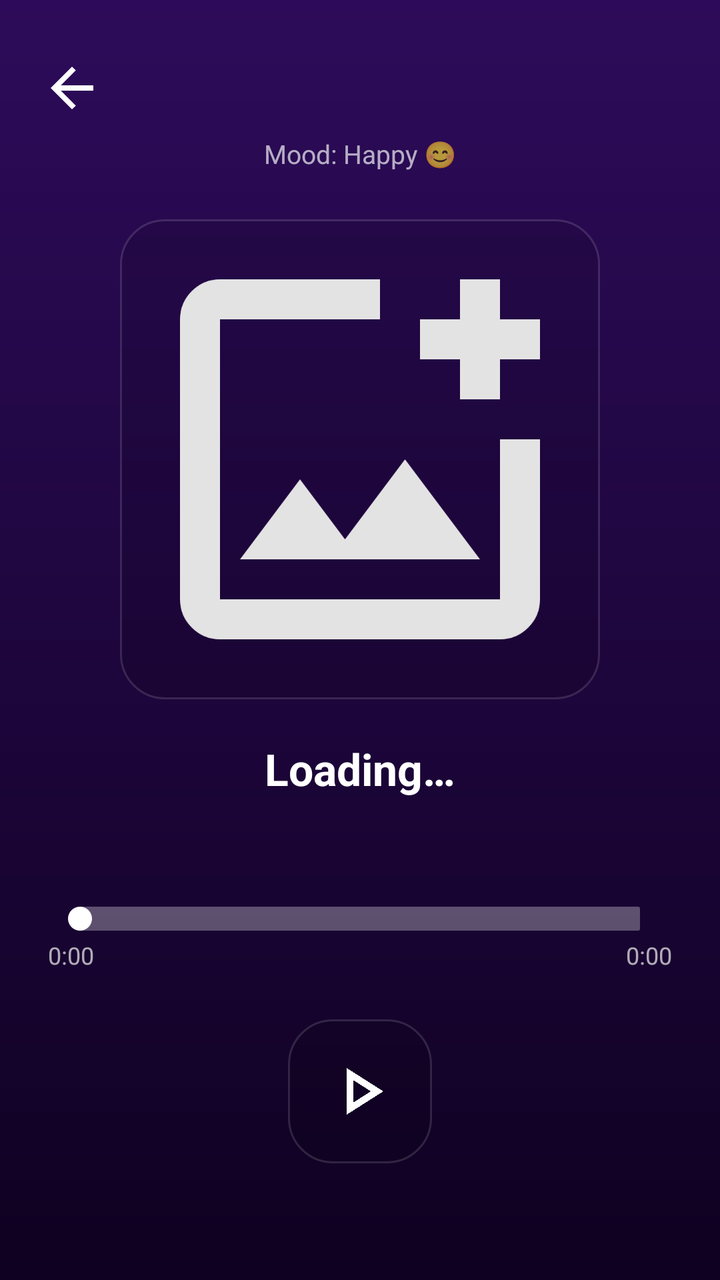
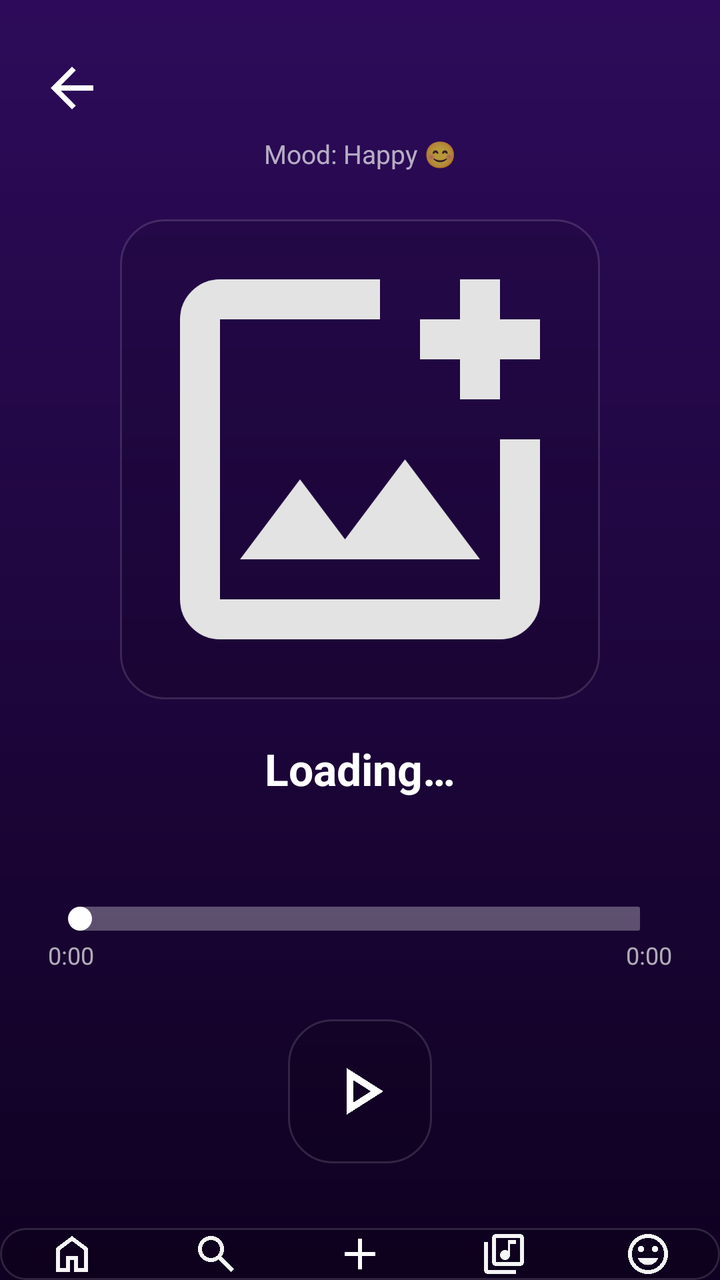

Screens rendered from an Android XML layout before and after an edit, with the pre-edit source and the edit as a unified diff.
<!-- AndroidManifest.xml: application theme Theme.Tuneify_Final_Project -->
<!-- res/layout/activity_mood_single_song.xml -->
<?xml version="1.0" encoding="utf-8"?>
<androidx.constraintlayout.widget.ConstraintLayout
    xmlns:android="http://schemas.android.com/apk/res/android"
    xmlns:app="http://schemas.android.com/apk/res-auto"
    android:layout_width="match_parent"
    android:layout_height="match_parent"
    android:background="@drawable/bg_main_gradient">

    
    <ImageView
        android:id="@+id/btn_mood_back"
        android:layout_width="32dp"
        android:layout_height="32dp"
        android:layout_marginStart="20dp"
        android:layout_marginTop="28dp"
        android:src="@drawable/back_icon"
        app:layout_constraintTop_toTopOf="parent"
        app:layout_constraintStart_toStartOf="parent"
        app:tint="#FFFFFF" />

    
    <TextView
        android:id="@+id/tv_mood_tag"
        android:layout_width="wrap_content"
        android:layout_height="wrap_content"
        android:text="Mood: Happy 😊"
        android:textColor="#AAFFFFFF"
        android:textSize="13sp"
        android:layout_marginTop="8dp"
        app:layout_constraintTop_toBottomOf="@id/btn_mood_back"
        app:layout_constraintStart_toStartOf="parent"
        app:layout_constraintEnd_toEndOf="parent"/>

    
    <ImageView
        android:id="@+id/iv_mood_cover"
        android:layout_width="240dp"
        android:layout_height="240dp"
        android:layout_marginTop="24dp"
        android:scaleType="centerCrop"
        android:src="@drawable/add_playlist_cover"
        android:background="@drawable/glass_card"
        app:layout_constraintTop_toBottomOf="@id/tv_mood_tag"
        app:layout_constraintStart_toStartOf="parent"
        app:layout_constraintEnd_toEndOf="parent"/>

    
    <TextView
        android:id="@+id/tv_mood_song_title"
        android:layout_width="0dp"
        android:layout_height="wrap_content"
        android:text="Loading…"
        android:textColor="#FFFFFF"
        android:textSize="22sp"
        android:textStyle="bold"
        android:gravity="center"
        android:maxLines="1"
        android:ellipsize="end"
        android:layout_marginTop="20dp"
        android:layout_marginHorizontal="24dp"
        app:layout_constraintTop_toBottomOf="@id/iv_mood_cover"
        app:layout_constraintStart_toStartOf="parent"
        app:layout_constraintEnd_toEndOf="parent"/>

    
    <TextView
        android:id="@+id/tv_mood_song_artist"
        android:layout_width="0dp"
        android:layout_height="wrap_content"
        android:textColor="#AAFFFFFF"
        android:textSize="15sp"
        android:gravity="center"
        android:layout_marginTop="6dp"
        android:layout_marginHorizontal="24dp"
        app:layout_constraintTop_toBottomOf="@id/tv_mood_song_title"
        app:layout_constraintStart_toStartOf="parent"
        app:layout_constraintEnd_toEndOf="parent"/>

    
    <SeekBar
        android:id="@+id/seek_bar_mood"
        android:layout_width="0dp"
        android:layout_height="wrap_content"
        android:layout_marginHorizontal="24dp"
        android:layout_marginTop="28dp"
        android:progressDrawable="@drawable/seekbar_progress"
        android:thumb="@drawable/seekbar_thumb"
        android:splitTrack="false"
        app:layout_constraintTop_toBottomOf="@id/tv_mood_song_artist"
        app:layout_constraintStart_toStartOf="parent"
        app:layout_constraintEnd_toEndOf="parent"/>

    
    <TextView
        android:id="@+id/tv_mood_elapsed"
        android:layout_width="wrap_content"
        android:layout_height="wrap_content"
        android:text="0:00"
        android:textColor="#AAFFFFFF"
        android:textSize="12sp"
        android:layout_marginStart="24dp"
        android:layout_marginTop="4dp"
        app:layout_constraintTop_toBottomOf="@id/seek_bar_mood"
        app:layout_constraintStart_toStartOf="parent"/>

    <TextView
        android:id="@+id/tv_mood_duration"
        android:layout_width="wrap_content"
        android:layout_height="wrap_content"
        android:text="0:00"
        android:textColor="#AAFFFFFF"
        android:textSize="12sp"
        android:layout_marginEnd="24dp"
        android:layout_marginTop="4dp"
        app:layout_constraintTop_toBottomOf="@id/seek_bar_mood"
        app:layout_constraintEnd_toEndOf="parent"/>

    
    <ImageView
        android:id="@+id/btn_mood_play"
        android:layout_width="72dp"
        android:layout_height="72dp"
        android:layout_marginTop="24dp"
        android:src="@drawable/play_icon"
        android:background="@drawable/glass_card"
        android:padding="16dp"
        app:layout_constraintTop_toBottomOf="@id/tv_mood_elapsed"
        app:layout_constraintStart_toStartOf="parent"
        app:layout_constraintEnd_toEndOf="parent"
        app:tint="#FFFFFF" />

</androidx.constraintlayout.widget.ConstraintLayout>
<!-- resources referenced by this layout -->
<resources>
  <!-- drawable bg_main_gradient (drawable) -->
  <?xml version="1.0" encoding="utf-8"?>
  <shape xmlns:android="http://schemas.android.com/apk/res/android"
      android:shape="rectangle">
      <gradient
          android:startColor="#2D0B5A"
          android:endColor="#0F0121"
          android:angle="270" />
  </shape>
  <!-- drawable seekbar_thumb (drawable) -->
  <shape xmlns:android="http://schemas.android.com/apk/res/android"
      android:shape="oval">
      <solid android:color="#FFFFFF" />
      <size
          android:width="12dp"
          android:height="12dp" />
  </shape>
  <style name="Theme.Tuneify_Final_Project" parent="Base.Theme.Tuneify_Final_Project" />
  <style name="Base.Theme.Tuneify_Final_Project" parent="Theme.Material3.DayNight.NoActionBar">
          
          
      </style>
  <!-- unchanged entries left out for length: 5 -->
</resources>

<!-- the commit's change to res/layout/activity_mood_single_song.xml (unified diff, before → after) -->
@@ -129,4 +129,70 @@
         app:layout_constraintEnd_toEndOf="parent"
         app:tint="#FFFFFF" />
 
+    <include
+        android:id="@+id/bottom_nav_container"
+        layout="@layout/layout_bottom_nav"
+        android:layout_width="0dp"
+        android:layout_height="wrap_content"
+        app:layout_constraintBottom_toBottomOf="parent"
+        app:layout_constraintStart_toStartOf="parent"
+        app:layout_constraintEnd_toEndOf="parent" />
+
 </androidx.constraintlayout.widget.ConstraintLayout>
+<!-- res/layout/layout_bottom_nav.xml (included above) -->
+<?xml version="1.0" encoding="utf-8"?>
+<LinearLayout xmlns:android="http://schemas.android.com/apk/res/android"
+    xmlns:app="http://schemas.android.com/apk/res-auto"
+    android:id="@+id/bottom_nav_container"
+    android:layout_width="match_parent"
+    android:layout_height="64dp"
+    android:layout_marginStart="20dp"
+    android:layout_marginEnd="20dp"
+    android:layout_marginBottom="18dp"
+    android:background="@drawable/glass_card"
+    android:orientation="horizontal"
+    android:weightSum="5"
+    android:gravity="center"
+    android:elevation="8dp">
+
+    <ImageView
+        android:id="@+id/nav_home"
+        android:layout_width="0dp"
+        android:layout_height="24dp"
+        android:layout_weight="1"
+        android:src="@drawable/home_icon"
+        app:tint="#B3FFFFFF"/>
+
+    <ImageView
+        android:id="@+id/nav_search"
+        android:layout_width="0dp"
+        android:layout_height="24dp"
+        android:layout_weight="1"
+        android:src="@drawable/search_icon"
+        app:tint="#B3FFFFFF"/>
+
+    <ImageView
+        android:id="@+id/nav_create"
+        android:layout_width="0dp"
+        android:layout_height="26dp"
+        android:layout_weight="1"
+        android:src="@drawable/add_icon"
+        app:tint="#FFFFFF"/>
+
+    <ImageView
+        android:id="@+id/nav_library"
+        android:layout_width="0dp"
+        android:layout_height="24dp"
+        android:layout_weight="1"
+        android:src="@drawable/library_icon"
+        app:tint="#B3FFFFFF"/>
+
+    <ImageView
+        android:id="@+id/nav_mood"
+        android:layout_width="0dp"
+        android:layout_height="24dp"
+        android:layout_weight="1"
+        android:src="@drawable/mood_icon"
+        app:tint="#B3FFFFFF"/>
+
+</LinearLayout>
<!-- resource entries referenced after the edit -->
@@ -1,5 +1,15 @@
 <!-- resources referenced by this layout -->
 <resources>
+  <!-- drawable add_icon (drawable) -->
+  <vector xmlns:android="http://schemas.android.com/apk/res/android"
+      android:width="24dp"
+      android:height="24dp"
+      android:viewportWidth="960"
+      android:viewportHeight="960">
+    <path
+        android:pathData="M440,520L200,520v-80h240v-240h80v240h240v80L520,520v240h-80v-240Z"
+        android:fillColor="#e3e3e3"/>
+  </vector>
   <!-- drawable bg_main_gradient (drawable) -->
   <?xml version="1.0" encoding="utf-8"?>
   <shape xmlns:android="http://schemas.android.com/apk/res/android"
@@ -9,6 +19,46 @@
           android:endColor="#0F0121"
           android:angle="270" />
   </shape>
+  <!-- drawable home_icon (drawable) -->
+  <vector xmlns:android="http://schemas.android.com/apk/res/android"
+      android:width="24dp"
+      android:height="24dp"
+      android:viewportWidth="960"
+      android:viewportHeight="960">
+    <path
+        android:pathData="M240,760h120v-240h240v240h120v-360L480,220 240,400v360ZM160,840v-480l320,-240 320,240v480L520,840v-240h-80v240L160,840ZM480,490Z"
+        android:fillColor="#e3e3e3"/>
+  </vector>
+  <!-- drawable library_icon (drawable) -->
+  <vector xmlns:android="http://schemas.android.com/apk/res/android"
+      android:width="24dp"
+      android:height="24dp"
+      android:viewportWidth="960"
+      android:viewportHeight="960">
+    <path
+        android:pathData="M500,600q42,0 71,-29t29,-71v-220h120v-80L560,200v220q-13,-10 -28,-15t-32,-5q-42,0 -71,29t-29,71q0,42 29,71t71,29ZM320,720q-33,0 -56.5,-23.5T240,640v-480q0,-33 23.5,-56.5T320,80h480q33,0 56.5,23.5T880,160v480q0,33 -23.5,56.5T800,720L320,720ZM320,640h480v-480L320,160v480ZM160,880q-33,0 -56.5,-23.5T80,800v-560h80v560h560v80L160,880ZM320,160v480,-480Z"
+        android:fillColor="#e3e3e3"/>
+  </vector>
+  <!-- drawable mood_icon (drawable) -->
+  <vector xmlns:android="http://schemas.android.com/apk/res/android"
+      android:width="24dp"
+      android:height="24dp"
+      android:viewportWidth="960"
+      android:viewportHeight="960">
+    <path
+        android:pathData="M620,440q25,0 42.5,-17.5T680,380q0,-25 -17.5,-42.5T620,320q-25,0 -42.5,17.5T560,380q0,25 17.5,42.5T620,440ZM340,440q25,0 42.5,-17.5T400,380q0,-25 -17.5,-42.5T340,320q-25,0 -42.5,17.5T280,380q0,25 17.5,42.5T340,440ZM603.5,661.5Q659,623 684,560L276,560q25,63 80.5,101.5T480,700q68,0 123.5,-38.5ZM324,848.5Q251,817 197,763t-85.5,-127Q80,563 80,480t31.5,-156Q143,251 197,197t127,-85.5Q397,80 480,80t156,31.5Q709,143 763,197t85.5,127Q880,397 880,480t-31.5,156Q817,709 763,763t-127,85.5Q563,880 480,880t-156,-31.5ZM480,480ZM707,707q93,-93 93,-227t-93,-227q-93,-93 -227,-93t-227,93q-93,93 -93,227t93,227q93,93 227,93t227,-93Z"
+        android:fillColor="#e3e3e3"/>
+  </vector>
+  <!-- drawable search_icon (drawable) -->
+  <vector xmlns:android="http://schemas.android.com/apk/res/android"
+      android:width="24dp"
+      android:height="24dp"
+      android:viewportWidth="960"
+      android:viewportHeight="960">
+    <path
+        android:pathData="M784,840 L532,588q-30,24 -69,38t-83,14q-109,0 -184.5,-75.5T120,380q0,-109 75.5,-184.5T380,120q109,0 184.5,75.5T640,380q0,44 -14,83t-38,69l252,252 -56,56ZM380,560q75,0 127.5,-52.5T560,380q0,-75 -52.5,-127.5T380,200q-75,0 -127.5,52.5T200,380q0,75 52.5,127.5T380,560Z"
+        android:fillColor="#e3e3e3"/>
+  </vector>
   <!-- drawable seekbar_thumb (drawable) -->
   <shape xmlns:android="http://schemas.android.com/apk/res/android"
       android:shape="oval">
